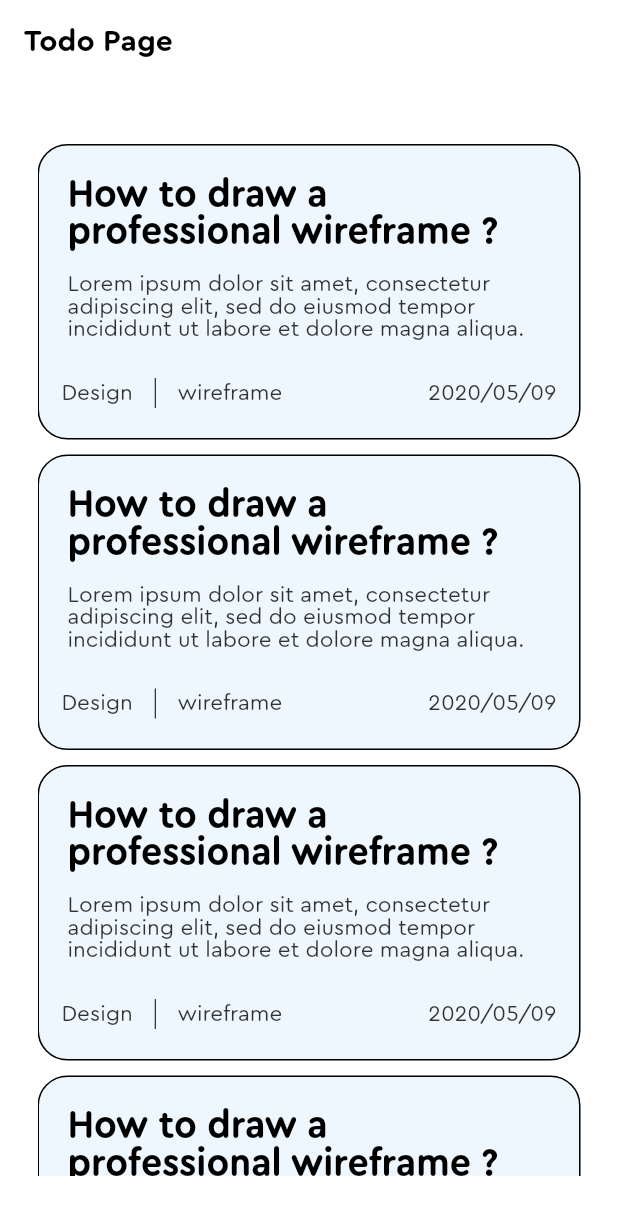
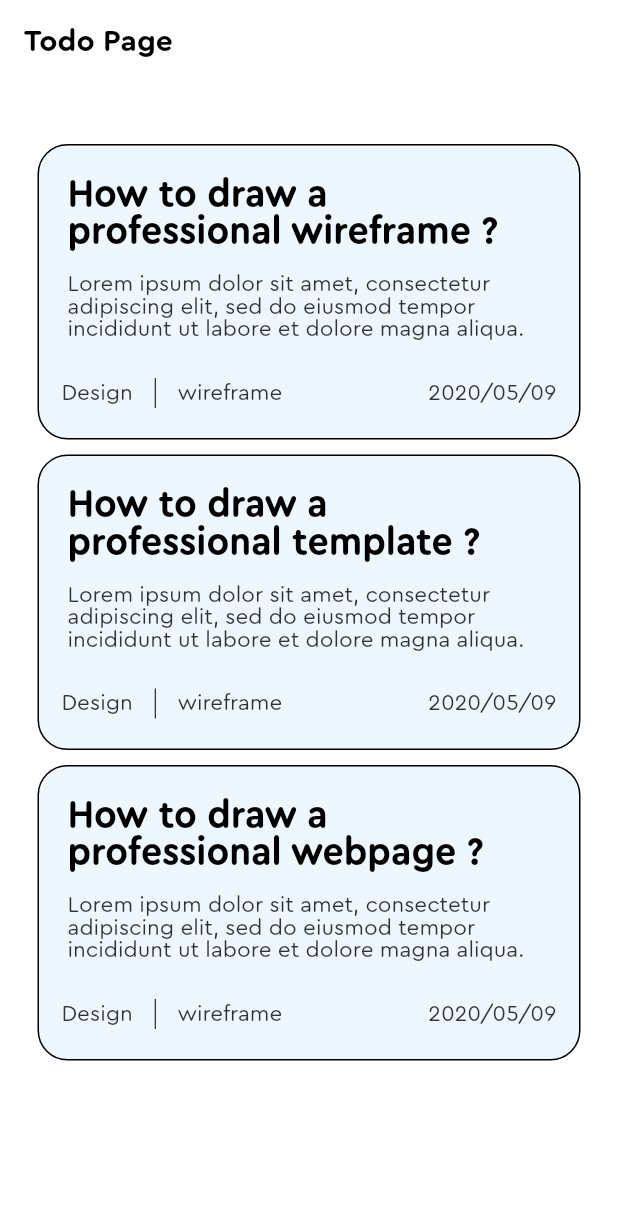
Before and after one commit to hverby/todoDesign, a Flutter app: the screen it shows after launch, on a phone screen of 412 x 824 dp. Shown: the top 1215 px of the screen. Run offline on Flutter 3.47's test engine with Material 2 defaults, Android fonts, the phone set to English and light mode, and no system bars; our stand-ins replace font_awesome_flutter.

Commit message:
listViewBuilder

```diff
--- a/lib/screens/home/home_page.dart
+++ b/lib/screens/home/home_page.dart
@@ -3,6 +3,8 @@ import 'package:flutter/material.dart';
 import 'package:font_awesome_flutter/font_awesome_flutter.dart';
 
 class HomePage extends StatelessWidget{
+  final List<String> titleList = ["How to draw a professional wireframe ?", "How to draw a professional template ?", "How to draw a professional webpage ?"];
+
   @override
   Widget build(BuildContext context) {
     return Scaffold(
@@ -16,20 +18,12 @@ class HomePage extends StatelessWidget{
         width: MediaQuery.of(context).size.width,
         height: MediaQuery.of(context).size.height,
         padding: EdgeInsets.symmetric(horizontal: 25, vertical: 40),
-        child: ListView(
-          children: [
-            NoteItem(),
-            NoteItem(),
-            NoteItem(),
-            NoteItem(),
-            NoteItem(),
-            NoteItem(),
-            NoteItem(),
-            NoteItem(),
-            NoteItem(),
-            NoteItem(),
-          ],
-        ),
+        child: ListView.builder(
+          itemCount: this.titleList.length,
+          itemBuilder: (context, i){
+            return NoteItem(title: this.titleList[i],);
+          },
+        )
 
       ),
     );
--- a/lib/screens/home/widgets/note_item.dart
+++ b/lib/screens/home/widgets/note_item.dart
@@ -1,7 +1,8 @@
 import 'package:flutter/material.dart';
 
 class NoteItem extends StatelessWidget {
-  const NoteItem({Key? key}) : super(key: key);
+  final String title;
+  const NoteItem({Key? key, required this.title}) : super(key: key);
 
   @override
   Widget build(BuildContext context) {
@@ -19,7 +20,7 @@ class NoteItem extends StatelessWidget {
         children: [
           Container(
             width: MediaQuery.of(context).size.width - 90,
-            child: Text("How to draw a professional wireframe ?",
+            child: Text(title,
                 style: TextStyle(color: Colors.black, fontSize: 25, fontFamily: 'ceraBold')),
           ),
           SizedBox(height: 15,),
```
